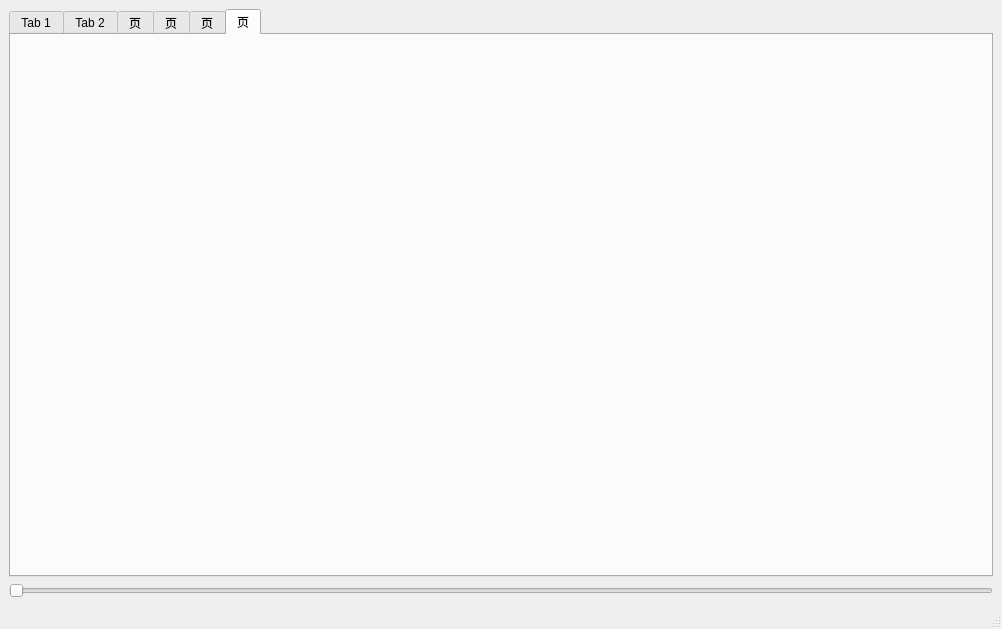
First picture: the form in examples/exquisite/mainwindow.ui, repository AbelTian/LibQQt, before the edit.
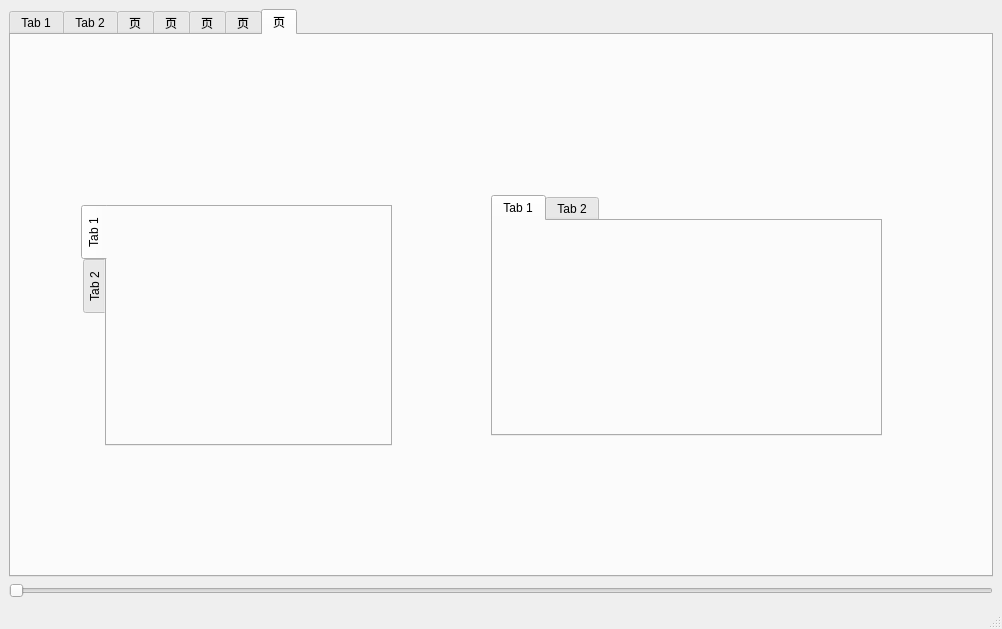
Second picture: the form after the edit. The open tabs and pages were chosen to show the change. Custom widgets are drawn as their Qt base class.

```diff
--- a/examples/exquisite/mainwindow.ui
+++ b/examples/exquisite/mainwindow.ui
@@ -109,6 +109,11 @@
         </item>
        </layout>
       </widget>
+      <widget class="QWidget" name="tab_11">
+       <attribute name="title">
+        <string>页</string>
+       </attribute>
+      </widget>
       <widget class="QWidget" name="tab_6">
        <attribute name="title">
         <string>页</string>
@@ -116,10 +121,63 @@
        <widget class="QQTProgressBar" name="w60" native="true">
         <property name="geometry">
          <rect>
-          <x>20</x>
+          <x>180</x>
           <y>20</y>
-          <width>491</width>
-          <height>41</height>
+          <width>571</width>
+          <height>31</height>
+         </rect>
+        </property>
+       </widget>
+       <widget class="QQtSlideEffectTabWidget" name="tb0">
+        <property name="geometry">
+         <rect>
+          <x>70</x>
+          <y>170</y>
+          <width>311</width>
+          <height>241</height>
+         </rect>
+        </property>
+        <property name="tabPosition">
+         <enum>QTabWidget::West</enum>
+        </property>
+        <widget class="QWidget" name="tab_7">
+         <attribute name="title">
+          <string>Tab 1</string>
+         </attribute>
+        </widget>
+        <widget class="QWidget" name="tab_8">
+         <attribute name="title">
+          <string>Tab 2</string>
+         </attribute>
+        </widget>
+       </widget>
+       <widget class="QTabWidget" name="tb1">
+        <property name="geometry">
+         <rect>
+          <x>480</x>
+          <y>160</y>
+          <width>391</width>
+          <height>241</height>
+         </rect>
+        </property>
+        <widget class="QWidget" name="tab_9">
+         <attribute name="title">
+          <string>Tab 1</string>
+         </attribute>
+        </widget>
+        <widget class="QWidget" name="tab_10">
+         <attribute name="title">
+          <string>Tab 2</string>
+         </attribute>
+        </widget>
+       </widget>
+       <widget class="QQtSlideEffectTabBar" name="w77" native="true">
+        <property name="geometry">
+         <rect>
+          <x>220</x>
+          <y>90</y>
+          <width>471</width>
+          <height>31</height>
          </rect>
         </property>
        </widget>
@@ -166,6 +224,18 @@
    <header location="global">qqtprogressbar.h</header>
    <container>1</container>
   </customwidget>
+  <customwidget>
+   <class>QQtSlideEffectTabBar</class>
+   <extends>QWidget</extends>
+   <header>qqtslideeffecttabbar.h</header>
+   <container>1</container>
+  </customwidget>
+  <customwidget>
+   <class>QQtSlideEffectTabWidget</class>
+   <extends>QTabWidget</extends>
+   <header>qqtslideeffecttabwidget.h</header>
+   <container>1</container>
+  </customwidget>
  </customwidgets>
  <resources/>
  <connections/>
```
Left out of the diff: 2 changed lines with no effect on the pictures.
